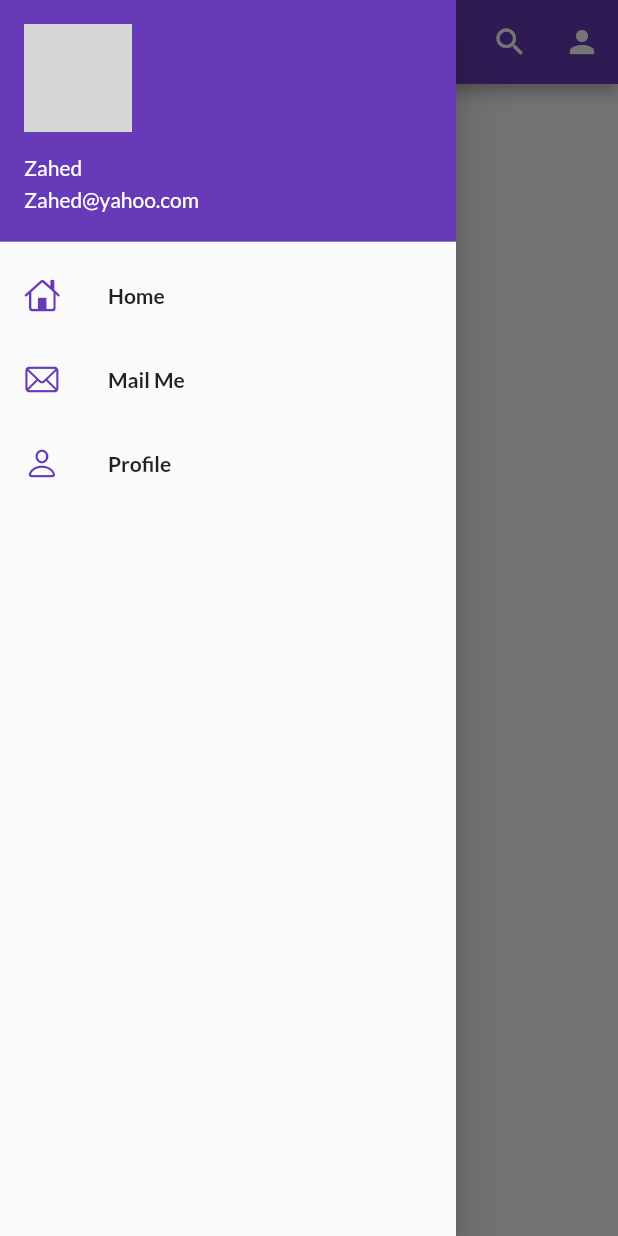
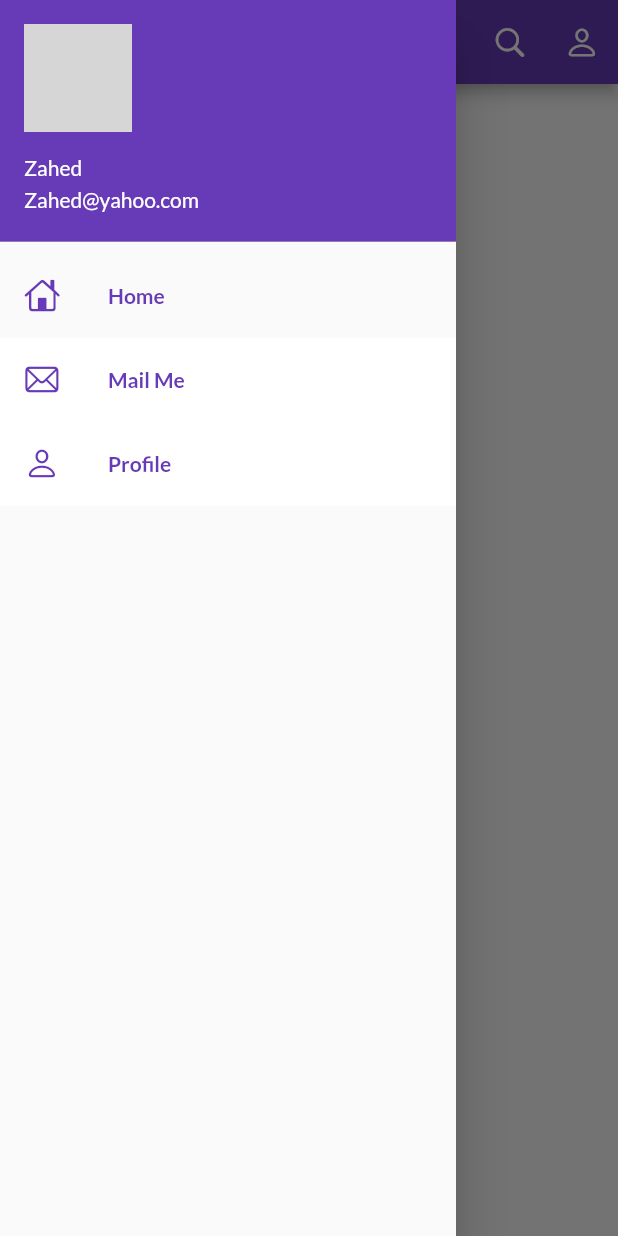
Before and after one commit to Zahedcse/flutter_app1, a Flutter app: the screen it shows after launch, with the side drawer open, on a phone screen of 412 x 824 dp. Run offline on Flutter 3.47's test engine with Material 2 defaults, Android fonts, the phone set to English and light mode, and no system bars; our stand-ins replace google_fonts; network calls fail; grey boxes are pictures that could not be loaded.

Commit message:
Day8 completed

```diff
--- a/lib/main.dart
+++ b/lib/main.dart
@@ -1,7 +1,6 @@
 import 'package:flutter/material.dart';
 import 'package:flutter_app1/utils/routes.dart';
 import 'screens/homepage.dart';
-import 'screens/login_page.dart';
 import 'screens/login.dart';
 import 'package:google_fonts/google_fonts.dart';
 
@@ -11,6 +10,7 @@ class MyApp extends StatelessWidget {
   @override
   Widget build(BuildContext context) {
     return MaterialApp(
+      debugShowCheckedModeBanner: false,
         themeMode: ThemeMode.light,
         theme: ThemeData(
           fontFamily: GoogleFonts.lato().fontFamily,
@@ -19,7 +19,7 @@ class MyApp extends StatelessWidget {
         darkTheme: ThemeData(brightness: Brightness.light),
         initialRoute: MyRoutes.homeRoute,
         routes: {
-          "/": (context) => LoginPage(),
+          "/": (context) => Login(),
           MyRoutes.homeRoute: (context) => HomePage(),
           MyRoutes.loginRoute: (context) => Login(),
         });
--- a/lib/screens/homepage.dart
+++ b/lib/screens/homepage.dart
@@ -1,5 +1,6 @@
 import 'package:flutter/material.dart';
 import 'package:flutter_app1/widgets/drawer.dart';
+import 'package:flutter/cupertino.dart';
 
 class HomePage extends StatelessWidget {
   final int days = 30;
@@ -11,7 +12,7 @@ class HomePage extends StatelessWidget {
       appBar: AppBar(
         //backgroundColor: Colors.deepOrange,
         title: Text(
-          'MY APP',
+          'Catalog APP',
           style: TextStyle(
             fontSize: 20,
           ),
@@ -22,12 +23,12 @@ class HomePage extends StatelessWidget {
               onPressed: () {
                 print('search clicked');
               },
-              icon: Icon(Icons.search)),
+              icon: Icon(CupertinoIcons.search)),
           IconButton(
               onPressed: () {
                 print('profile clicked');
               },
-              icon: Icon(Icons.person)),
+              icon: Icon(CupertinoIcons.person)),
         ],
       ),
       body: Center(
--- a/lib/screens/login.dart
+++ b/lib/screens/login.dart
@@ -27,7 +27,8 @@ class _LoginState extends State<Login> {
 
   @override
   Widget build(BuildContext context) {
-    return Material(
+    return SafeArea(
+      child: Material(
         color: Colors.white,
         child: SingleChildScrollView(
           child: Form(
@@ -42,7 +43,7 @@ class _LoginState extends State<Login> {
                   height: 20.0,
                 ),
                 Text(
-                'Welcome to Flutter $name',
+                  'Welcome $name',
                   style: TextStyle(fontSize: 28, fontWeight: FontWeight.w500),
                 ),
                 SizedBox(
@@ -125,6 +126,7 @@ class _LoginState extends State<Login> {
             ),
           ),
         ),
+      ),
     );
   }
 }
--- a/lib/widgets/drawer.dart
+++ b/lib/widgets/drawer.dart
@@ -1,15 +1,16 @@
 import 'package:flutter/cupertino.dart';
 import 'package:flutter/material.dart';
+import '../utils/routes.dart';
 
 class MyDrawer extends StatelessWidget {
-  //const ({ Key? key }) : super(key: key);
-
   @override
   Widget build(BuildContext context) {
     final imageurl =
         "https://images.ctfassets.net/6rsj5ae0g75g/6nf3rNaaVaUqYcoAcciSeC/a43b6f3da7352837e0db54dc86339420/Last_few_hours_more_for_FlutterLive._Join_us_from_anywhere_around_the_world._Flutter_Excitement_flutterio.jpg?w=450&fl=progressive&q=100";
 
     return Drawer(
+      child: Container(
+        //color: Colors.deepPurple,
         child: ListView(
           children: [
             DrawerHeader(
@@ -33,8 +34,12 @@ class MyDrawer extends StatelessWidget {
               ),
               title: Text(
                 'Home',
-              style: TextStyle(fontWeight: FontWeight.bold),
+                style: TextStyle(
+                    fontWeight: FontWeight.bold, color: Colors.deepPurple),
               ),
+              onTap: () {
+                Navigator.pushNamed(context, MyRoutes.homeRoute);
+              },
             ),
             ListTile(
               leading: Icon(
@@ -43,8 +48,14 @@ class MyDrawer extends StatelessWidget {
               ),
               title: Text(
                 'Mail Me',
-              style: TextStyle(fontWeight: FontWeight.bold),
+                style: TextStyle(
+                    fontWeight: FontWeight.bold, color: Colors.deepPurple),
               ),
+              tileColor: Colors.white,
+              hoverColor: Colors.white,
+              onTap: () {
+                print('Mail Me');
+              },
             ),
             ListTile(
               leading: Icon(
@@ -53,10 +64,16 @@ class MyDrawer extends StatelessWidget {
               ),
               title: Text(
                 'Profile',
-              style: TextStyle(fontWeight: FontWeight.bold),
+                style: TextStyle(
+                    fontWeight: FontWeight.bold, color: Colors.deepPurple),
               ),
+              tileColor: Colors.white,
+              onTap: () {
+                print("profile Edit");
+              },
             ),
           ],
+        ),
       ),
     );
   }
```
Also changed, not shown: lib/screens/login_page.dart (deleted, +0 -55 lines), Assets/Images/profile.png (added). Lines whose indentation alone changed are shown as unchanged.
